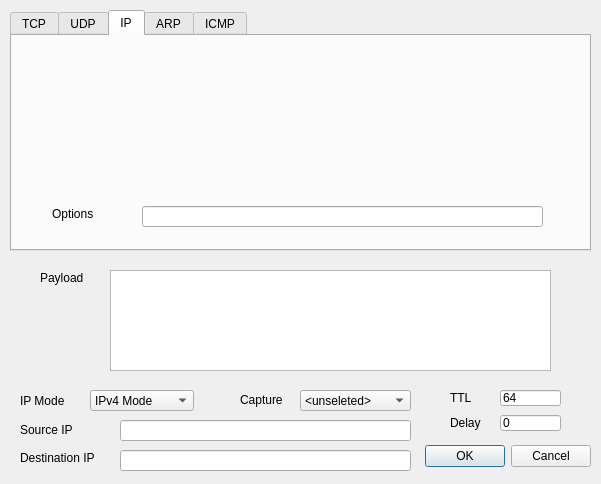
Before: the Qt Designer form newpacketdialog.ui in icpz/DokodemoSend, drawn with Qt 5.
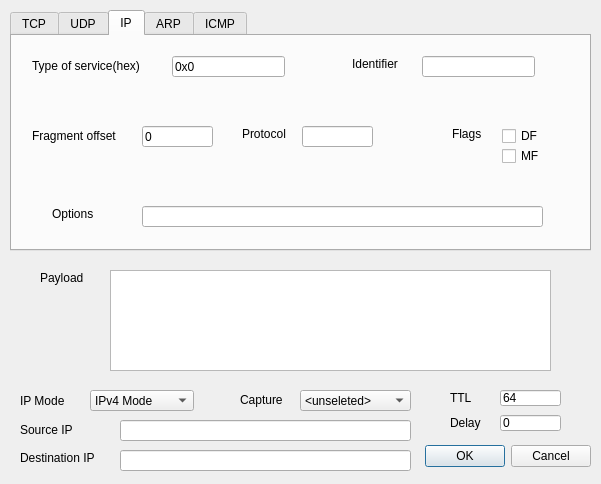
After: the same form once the commit is applied. The open tabs and pages were chosen to show the change.

Patch:
```diff
--- a/newpacketdialog.ui
+++ b/newpacketdialog.ui
@@ -385,6 +385,143 @@
       </rect>
      </property>
     </widget>
+    <widget class="QLineEdit" name="ipTos">
+     <property name="geometry">
+      <rect>
+       <x>160</x>
+       <y>20</y>
+       <width>113</width>
+       <height>21</height>
+      </rect>
+     </property>
+     <property name="text">
+      <string>0x0</string>
+     </property>
+    </widget>
+    <widget class="QLineEdit" name="ipIdentifier">
+     <property name="geometry">
+      <rect>
+       <x>410</x>
+       <y>20</y>
+       <width>113</width>
+       <height>21</height>
+      </rect>
+     </property>
+    </widget>
+    <widget class="QLineEdit" name="ipProto">
+     <property name="geometry">
+      <rect>
+       <x>290</x>
+       <y>90</y>
+       <width>71</width>
+       <height>21</height>
+      </rect>
+     </property>
+    </widget>
+    <widget class="QLineEdit" name="ipFrag">
+     <property name="geometry">
+      <rect>
+       <x>130</x>
+       <y>90</y>
+       <width>71</width>
+       <height>21</height>
+      </rect>
+     </property>
+     <property name="text">
+      <string>0</string>
+     </property>
+    </widget>
+    <widget class="QLabel" name="label_19">
+     <property name="geometry">
+      <rect>
+       <x>20</x>
+       <y>20</y>
+       <width>131</width>
+       <height>20</height>
+      </rect>
+     </property>
+     <property name="text">
+      <string>Type of service(hex)</string>
+     </property>
+    </widget>
+    <widget class="QLabel" name="label_20">
+     <property name="geometry">
+      <rect>
+       <x>340</x>
+       <y>20</y>
+       <width>60</width>
+       <height>16</height>
+      </rect>
+     </property>
+     <property name="text">
+      <string>Identifier</string>
+     </property>
+    </widget>
+    <widget class="QLabel" name="label_21">
+     <property name="geometry">
+      <rect>
+       <x>20</x>
+       <y>90</y>
+       <width>111</width>
+       <height>20</height>
+      </rect>
+     </property>
+     <property name="text">
+      <string>Fragment offset</string>
+     </property>
+    </widget>
+    <widget class="QLabel" name="label_22">
+     <property name="geometry">
+      <rect>
+       <x>230</x>
+       <y>90</y>
+       <width>60</width>
+       <height>16</height>
+      </rect>
+     </property>
+     <property name="text">
+      <string>Protocol</string>
+     </property>
+    </widget>
+    <widget class="QCheckBox" name="ipDF">
+     <property name="geometry">
+      <rect>
+       <x>490</x>
+       <y>90</y>
+       <width>41</width>
+       <height>20</height>
+      </rect>
+     </property>
+     <property name="text">
+      <string>DF</string>
+     </property>
+    </widget>
+    <widget class="QCheckBox" name="ipMF">
+     <property name="geometry">
+      <rect>
+       <x>490</x>
+       <y>110</y>
+       <width>41</width>
+       <height>20</height>
+      </rect>
+     </property>
+     <property name="text">
+      <string>MF</string>
+     </property>
+    </widget>
+    <widget class="QLabel" name="label_23">
+     <property name="geometry">
+      <rect>
+       <x>440</x>
+       <y>90</y>
+       <width>41</width>
+       <height>16</height>
+      </rect>
+     </property>
+     <property name="text">
+      <string>Flags</string>
+     </property>
+    </widget>
    </widget>
    <widget class="QWidget" name="tabARP">
     <attribute name="title">
```
Left out of the diff: 2 changed lines with no effect on the pictures.
